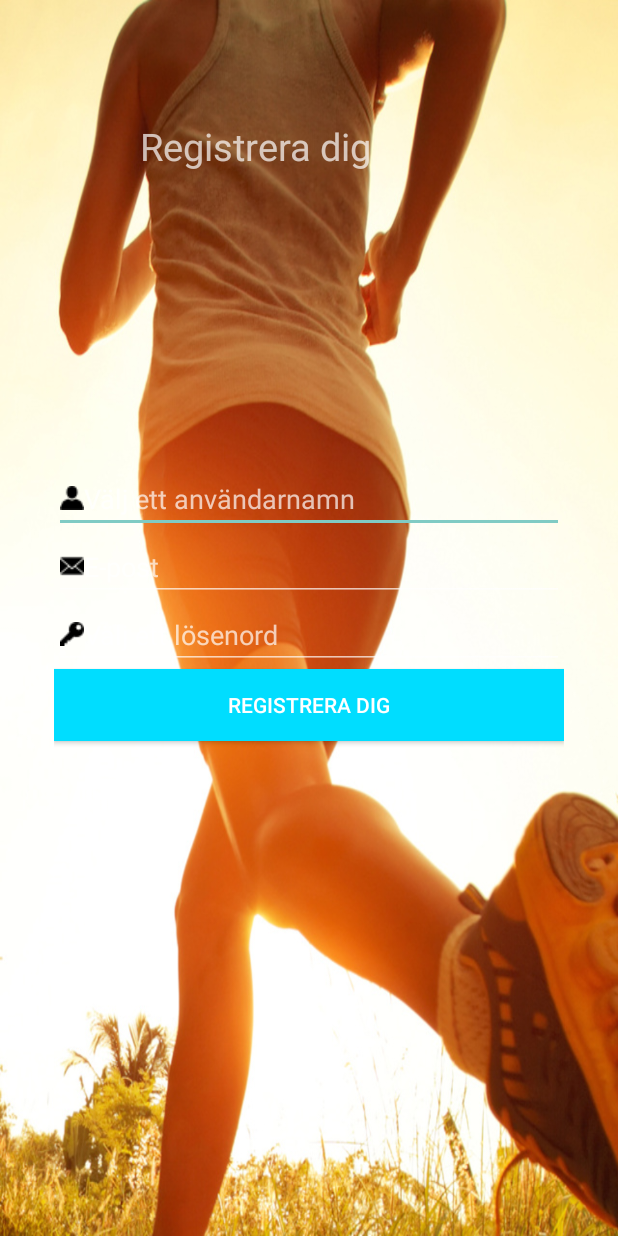
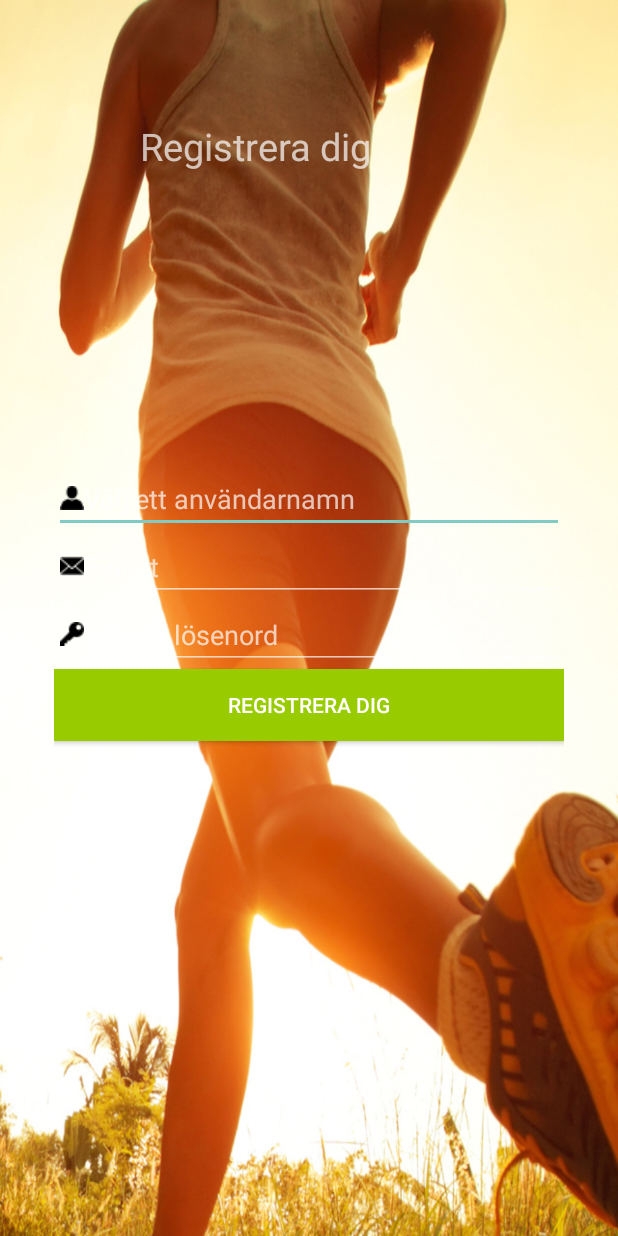
Before and after one commit to Fluchey/PVT_SportApp, an Android app: the RegisterActivity screen opened directly, with no data from a screen before it, on a phone screen of 412 x 824 dp. Run offline under Robolectric (Android 15) with nearby library versions, the phone set to English and light mode, and no system bars.

Commit message:
testar igen

```diff
--- a/app/src/main/res/layout/activity_register.xml
+++ b/app/src/main/res/layout/activity_register.xml
@@ -60,7 +60,7 @@
             android:id="@+id/registerButton"
             android:layout_width="match_parent"
             android:layout_height="wrap_content"
-            android:background="@android:color/holo_blue_bright"
+            android:background="@android:color/holo_green_light"
             android:text="@string/sign_up"
             android:onClick="signUpButtonClick"/>
 
```
